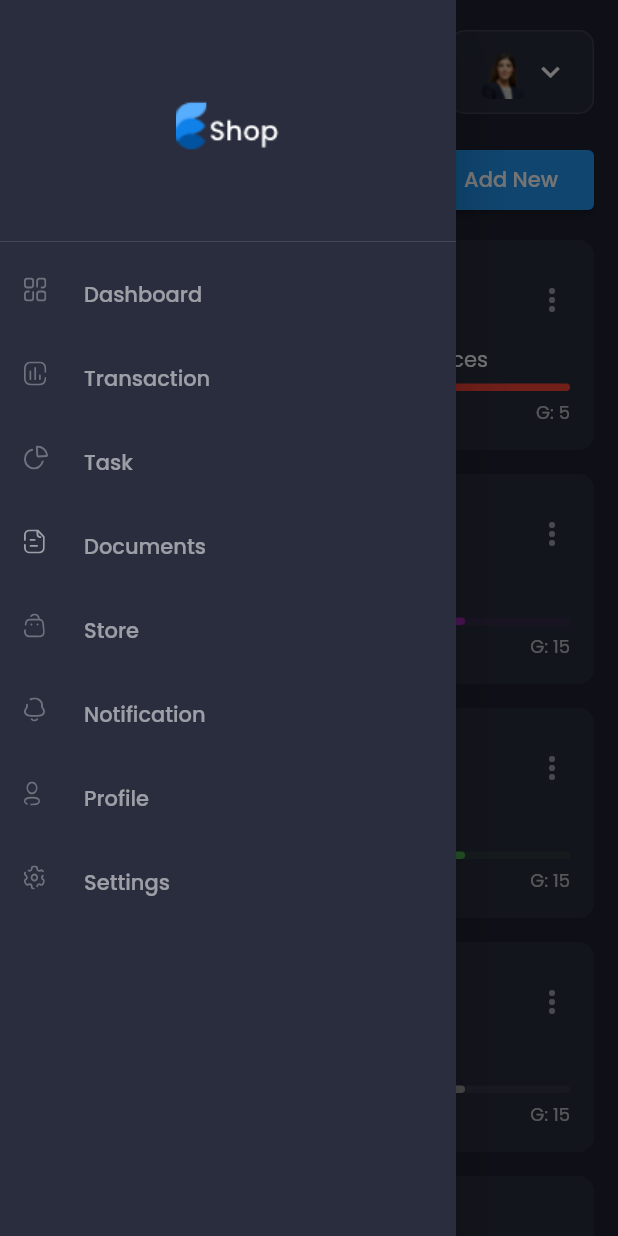
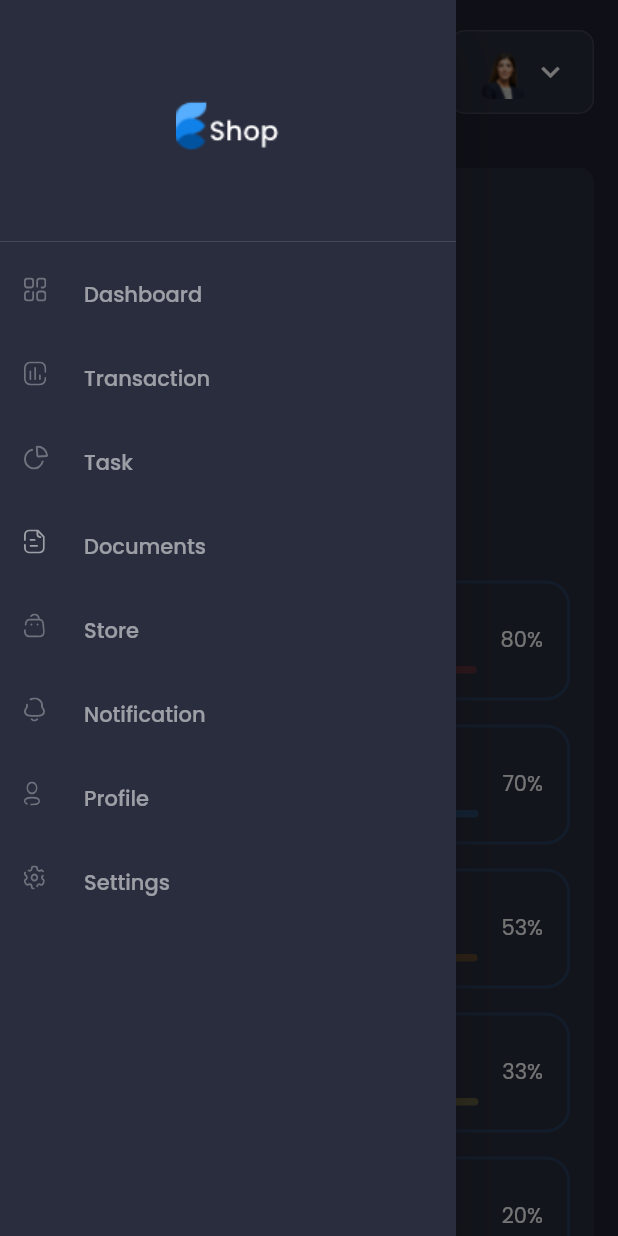
Before and after one commit to shanesblume13/sprint-metrics, a Flutter app: the screen it shows after launch, after a tap on the "menu" icon, on a phone screen of 412 x 824 dp. Run offline on Flutter 3.47's test engine with Material 2 defaults, Android fonts, the phone set to English and light mode, and no system bars; drawn by our look-alikes of fl_chart; our stand-ins replace data_table_2, flutter_svg, google_fonts.

Commit message:
- Updating weekly velocity components - Removing widgets from dashboard

```diff
--- a/lib/screens/dashboard/components/chart.dart
+++ /dev/null
@@ -1,79 +0,0 @@
-import 'package:fl_chart/fl_chart.dart';
-import 'package:flutter/material.dart';
-
-import '../../../constants.dart';
-
-class Chart extends StatelessWidget {
-  const Chart({
-    Key? key,
-  }) : super(key: key);
-
-  @override
-  Widget build(BuildContext context) {
-    return SizedBox(
-      height: 200,
-      child: Stack(
-        children: [
-          PieChart(
-            PieChartData(
-              sectionsSpace: 0,
-              centerSpaceRadius: 70,
-              startDegreeOffset: -90,
-              sections: paiChartSelectionDatas,
-            ),
-          ),
-          Positioned.fill(
-            child: Column(
-              mainAxisAlignment: MainAxisAlignment.center,
-              children: [
-                SizedBox(height: defaultPadding),
-                Text(
-                  "29.1",
-                  style: Theme.of(context).textTheme.headline4!.copyWith(
-                        color: Colors.white,
-                        fontWeight: FontWeight.w600,
-                        height: 0.5,
-                      ),
-                ),
-                Text("of 128GB")
-              ],
-            ),
-          ),
-        ],
-      ),
-    );
-  }
-}
-
-List<PieChartSectionData> paiChartSelectionDatas = [
-  PieChartSectionData(
-    color: primaryColor,
-    value: 25,
-    showTitle: false,
-    radius: 25,
-  ),
-  PieChartSectionData(
-    color: Color(0xFF26E5FF),
-    value: 20,
-    showTitle: false,
-    radius: 22,
-  ),
-  PieChartSectionData(
-    color: Color(0xFFFFCF26),
-    value: 10,
-    showTitle: false,
-    radius: 19,
-  ),
-  PieChartSectionData(
-    color: Color(0xFFEE2727),
-    value: 15,
-    showTitle: false,
-    radius: 16,
-  ),
-  PieChartSectionData(
-    color: primaryColor.withOpacity(0.1),
-    value: 25,
-    showTitle: false,
-    radius: 13,
-  ),
-];
--- a/lib/screens/dashboard/components/current_velocity_card.dart
+++ b/lib/screens/dashboard/components/current_velocity_card.dart
@@ -1,6 +1,5 @@
 import 'package:admin/models/TeamVelocityInfo.dart';
 import 'package:flutter/material.dart';
-import 'package:flutter_svg/flutter_svg.dart';
 
 import '../../../constants.dart';
 
@@ -58,14 +57,14 @@ class CurrentVelocityCard extends StatelessWidget {
             mainAxisAlignment: MainAxisAlignment.spaceBetween,
             children: [
               Text(
-                "V: ${info.velocity}",
+                '${info.velocity} / ${info.goal}',
                 style: Theme.of(context)
                     .textTheme
                     .caption!
                     .copyWith(color: Colors.white),
               ),
               Text(
-                'G: ${info.goal}',
+                "${infoToProgressPercent().toStringAsFixed(0)}%",
                 style: Theme.of(context)
                     .textTheme
                     .caption!
--- a/lib/screens/dashboard/components/storage_details.dart
+++ /dev/null
@@ -1,60 +0,0 @@
-import 'package:flutter/material.dart';
-
-import '../../../constants.dart';
-import 'chart.dart';
-import 'storage_info_card.dart';
-
-class StarageDetails extends StatelessWidget {
-  const StarageDetails({
-    Key? key,
-  }) : super(key: key);
-
-  @override
-  Widget build(BuildContext context) {
-    return Container(
-      padding: EdgeInsets.all(defaultPadding),
-      decoration: BoxDecoration(
-        color: secondaryColor,
-        borderRadius: const BorderRadius.all(Radius.circular(10)),
-      ),
-      child: Column(
-        crossAxisAlignment: CrossAxisAlignment.start,
-        children: [
-          Text(
-            "Storage Details",
-            style: TextStyle(
-              fontSize: 18,
-              fontWeight: FontWeight.w500,
-            ),
-          ),
-          SizedBox(height: defaultPadding),
-          Chart(),
-          StorageInfoCard(
-            svgSrc: "assets/icons/Documents.svg",
-            title: "Documents Files",
-            amountOfFiles: "1.3GB",
-            numOfFiles: 1328,
-          ),
-          StorageInfoCard(
-            svgSrc: "assets/icons/media.svg",
-            title: "Media Files",
-            amountOfFiles: "15.3GB",
-            numOfFiles: 1328,
-          ),
-          StorageInfoCard(
-            svgSrc: "assets/icons/folder.svg",
-            title: "Other Files",
-            amountOfFiles: "1.3GB",
-            numOfFiles: 1328,
-          ),
-          StorageInfoCard(
-            svgSrc: "assets/icons/unknown.svg",
-            title: "Unknown",
-            amountOfFiles: "1.3GB",
-            numOfFiles: 140,
-          ),
-        ],
-      ),
-    );
-  }
-}
--- a/lib/screens/dashboard/components/storage_info_card.dart
+++ /dev/null
@@ -1,63 +0,0 @@
-import 'package:flutter/material.dart';
-import 'package:flutter_svg/flutter_svg.dart';
-
-import '../../../constants.dart';
-
-class StorageInfoCard extends StatelessWidget {
-  const StorageInfoCard({
-    Key? key,
-    required this.title,
-    required this.svgSrc,
-    required this.amountOfFiles,
-    required this.numOfFiles,
-  }) : super(key: key);
-
-  final String title, svgSrc, amountOfFiles;
-  final int numOfFiles;
-
-  @override
-  Widget build(BuildContext context) {
-    return Container(
-      margin: EdgeInsets.only(top: defaultPadding),
-      padding: EdgeInsets.all(defaultPadding),
-      decoration: BoxDecoration(
-        border: Border.all(width: 2, color: primaryColor.withOpacity(0.15)),
-        borderRadius: const BorderRadius.all(
-          Radius.circular(defaultPadding),
-        ),
-      ),
-      child: Row(
-        children: [
-          SizedBox(
-            height: 20,
-            width: 20,
-            child: SvgPicture.asset(svgSrc),
-          ),
-          Expanded(
-            child: Padding(
-              padding: const EdgeInsets.symmetric(horizontal: defaultPadding),
-              child: Column(
-                crossAxisAlignment: CrossAxisAlignment.start,
-                children: [
-                  Text(
-                    title,
-                    maxLines: 1,
-                    overflow: TextOverflow.ellipsis,
-                  ),
-                  Text(
-                    "$numOfFiles Files",
-                    style: Theme.of(context)
-                        .textTheme
-                        .caption!
-                        .copyWith(color: Colors.white70),
-                  ),
-                ],
-              ),
-            ),
-          ),
-          Text(amountOfFiles)
-        ],
-      ),
-    );
-  }
-}
--- /dev/null
+++ b/lib/screens/dashboard/components/weekly_velocity.dart
@@ -0,0 +1,124 @@
+import 'package:admin/models/TeamVelocityInfo.dart';
+import 'package:flutter/material.dart';
+
+import '../../../constants.dart';
+import 'weekly_velocity_chart.dart';
+import 'weekly_velocity_card.dart';
+
+class WeeklyVelocity extends StatelessWidget {
+  const WeeklyVelocity({
+    Key? key,
+  }) : super(key: key);
+
+  @override
+  Widget build(BuildContext context) {
+    var sortedList = demoTeamVelocityInfo;
+    sortedList.sort((a, b) => ((b.velocity ?? 0) / (b.goal ?? 100))
+        .compareTo((a.velocity ?? 0) / (a.goal ?? 100)));
+
+    return Container(
+      padding: EdgeInsets.all(defaultPadding),
+      decoration: BoxDecoration(
+        color: secondaryColor,
+        borderRadius: const BorderRadius.all(Radius.circular(10)),
+      ),
+      child: Column(
+        crossAxisAlignment: CrossAxisAlignment.start,
+        children: [
+          Text(
+            "Weekly Velocity",
+            style: TextStyle(
+              fontSize: 18,
+              fontWeight: FontWeight.w500,
+            ),
+          ),
+          SizedBox(height: defaultPadding),
+          WeeklyVelocityChart(
+            teamVelocityInfoList: demoTeamVelocityInfo,
+          ),
+          Column(
+            children: getWeeklyVelocityCards(sortedList),
+          ),
+        ],
+      ),
+    );
+  }
+
+  List<WeeklyVelocityCard> getWeeklyVelocityCards(
+      List<TeamVelocityInfo> sortedList) {
+    List<WeeklyVelocityCard> test = [];
+
+    for (var item in sortedList) {
+      test.add(
+        WeeklyVelocityCard(
+          icon: item.icon ?? Icons.broken_image,
+          title: item.title ?? "",
+          goal: item.goal ?? 0,
+          velocity: item.velocity ?? 0,
+          color: item.color ?? Colors.white,
+        ),
+      );
+    }
+
+    return test;
+  }
+}
+
+List<TeamVelocityInfo> demoTeamVelocityInfo = [
+  TeamVelocityInfo(
+    title: "Mobile",
+    velocity: 1,
+    icon: Icons.phone_android,
+    goal: 3,
+    color: Colors.yellow,
+  ),
+  TeamVelocityInfo(
+    title: "Core Services",
+    velocity: 12,
+    icon: Icons.speed,
+    goal: 15,
+    color: Colors.red,
+  ),
+  TeamVelocityInfo(
+    title: "Enhancement",
+    velocity: 7,
+    icon: Icons.new_releases,
+    goal: 10,
+    color: Colors.blue,
+  ),
+  TeamVelocityInfo(
+    title: "Front End",
+    velocity: 3,
+    icon: Icons.code,
+    goal: 15,
+    color: Colors.purple,
+  ),
+  TeamVelocityInfo(
+    title: "EC",
+    velocity: 8,
+    icon: Icons.map,
+    goal: 15,
+    color: Colors.orange,
+  ),
+  TeamVelocityInfo(
+    title: "New Dev",
+    velocity: 2,
+    icon: Icons.science,
+    goal: 15,
+    color: Colors.green,
+  ),
+  TeamVelocityInfo(
+    title: "Design",
+    velocity: 2,
+    icon: Icons.design_services,
+    goal: 15,
+    color: Colors.pink,
+  ),
+  TeamVelocityInfo(
+    title: "No Team",
+    velocity: 2,
+    icon: Icons.person,
+    goal: 15,
+    color: Colors.white,
+  ),
+];
--- /dev/null
+++ b/lib/screens/dashboard/components/weekly_velocity_card.dart
@@ -0,0 +1,113 @@
+import 'package:flutter/material.dart';
+
+import '../../../constants.dart';
+
+class WeeklyVelocityCard extends StatelessWidget {
+  const WeeklyVelocityCard({
+    Key? key,
+    required this.title,
+    required this.icon,
+    required this.goal,
+    required this.velocity,
+    required this.color,
+  }) : super(key: key);
+
+  final String title;
+  final int goal, velocity;
+  final IconData icon;
+  final Color color;
+
+  @override
+  Widget build(BuildContext context) {
+    return Container(
+      margin: EdgeInsets.only(top: defaultPadding),
+      padding: EdgeInsets.all(defaultPadding),
+      decoration: BoxDecoration(
+        border: Border.all(width: 2, color: primaryColor.withOpacity(0.15)),
+        borderRadius: const BorderRadius.all(
+          Radius.circular(defaultPadding),
+        ),
+      ),
+      child: Row(
+        children: [
+          SizedBox(
+            height: 20,
+            width: 20,
+            child: Icon(
+              icon,
+              color: color,
+            ),
+          ),
+          Expanded(
+            child: Padding(
+              padding: const EdgeInsets.symmetric(horizontal: defaultPadding),
+              child: Column(
+                crossAxisAlignment: CrossAxisAlignment.start,
+                children: [
+                  Text(
+                    title,
+                    maxLines: 1,
+                    overflow: TextOverflow.ellipsis,
+                  ),
+                  Text(
+                    "$velocity / $goal",
+                    style: Theme.of(context)
+                        .textTheme
+                        .caption!
+                        .copyWith(color: Colors.white70),
+                  ),
+                  ProgressLine(
+                    color: color,
+                    percentage: calculatePercentage(),
+                  ),
+                ],
+              ),
+            ),
+          ),
+          Text('${calculatePercentage().toStringAsFixed(0)}%')
+        ],
+      ),
+    );
+  }
+
+  double calculatePercentage() {
+    return 100 * (velocity / goal);
+  }
+}
+
+class ProgressLine extends StatelessWidget {
+  const ProgressLine({
+    Key? key,
+    this.color = primaryColor,
+    required this.percentage,
+  }) : super(key: key);
+
+  final Color? color;
+  final double? percentage;
+
+  @override
+  Widget build(BuildContext context) {
+    return Stack(
+      children: [
+        Container(
+          width: double.infinity,
+          height: 5,
+          decoration: BoxDecoration(
+            color: color!.withOpacity(0.25),
+            borderRadius: BorderRadius.all(Radius.circular(10)),
+          ),
+        ),
+        LayoutBuilder(
+          builder: (context, constraints) => Container(
+            width: constraints.maxWidth * (percentage! / 100),
+            height: 5,
+            decoration: BoxDecoration(
+              color: color,
+              borderRadius: BorderRadius.all(Radius.circular(10)),
+            ),
+          ),
+        ),
+      ],
+    );
+  }
+}
--- /dev/null
+++ b/lib/screens/dashboard/components/weekly_velocity_chart.dart
@@ -0,0 +1,90 @@
+import 'dart:math';
+
+import 'package:admin/models/TeamVelocityInfo.dart';
+import 'package:fl_chart/fl_chart.dart';
+import 'package:flutter/material.dart';
+
+import '../../../constants.dart';
+
+class WeeklyVelocityChart extends StatelessWidget {
+  final List<TeamVelocityInfo> teamVelocityInfoList;
+
+  const WeeklyVelocityChart({
+    Key? key,
+    required this.teamVelocityInfoList,
+  }) : super(key: key);
+
+  @override
+  Widget build(BuildContext context) {
+    return SizedBox(
+      height: 200,
+      child: Stack(
+        children: [
+          PieChart(
+            PieChartData(
+              sectionsSpace: 0,
+              centerSpaceRadius: 70,
+              startDegreeOffset: -90,
+              sections: getPieChartSectionData(teamVelocityInfoList),
+            ),
+          ),
+          Positioned.fill(
+            child: Column(
+              mainAxisAlignment: MainAxisAlignment.center,
+              children: [
+                SizedBox(height: defaultPadding),
+                Text(
+                  calcTotalVelocity(teamVelocityInfoList).toString(),
+                  style: Theme.of(context).textTheme.headline4!.copyWith(
+                        color: Colors.white,
+                        fontWeight: FontWeight.w600,
+                        height: 0.5,
+                      ),
+                ),
+                Text("of 41")
+              ],
+            ),
+          ),
+        ],
+      ),
+    );
+  }
+}
+
+List<PieChartSectionData> getPieChartSectionData(
+    List<TeamVelocityInfo> teamVelocityInfoList) {
+  List<PieChartSectionData> pieChartSectionData = [];
+  for (var info in teamVelocityInfoList) {
+    pieChartSectionData.add(
+      PieChartSectionData(
+        color: info.color,
+        value: info.velocity?.toDouble() ?? 0,
+        showTitle: false,
+        radius: 20,
+      ),
+    );
+  }
+
+  pieChartSectionData.sort((a, b) => b.value.compareTo(a.value));
+
+  pieChartSectionData.add(
+    PieChartSectionData(
+      color: primaryColor.withOpacity(0.15),
+      value: max(41 - calcTotalVelocity(teamVelocityInfoList).toDouble(), 0),
+      showTitle: false,
+      radius: 5,
+    ),
+  );
+
+  return pieChartSectionData;
+}
+
+int calcTotalVelocity(List<TeamVelocityInfo> demoTeamVelocityInfo) {
+  int totalVelocity = 0;
+
+  for (var item in demoTeamVelocityInfo) {
+    totalVelocity += item.velocity ?? 0;
+  }
+
+  return totalVelocity;
+}
--- a/lib/screens/dashboard/dashboard_screen.dart
+++ b/lib/screens/dashboard/dashboard_screen.dart
@@ -6,7 +6,7 @@ import '../../constants.dart';
 import 'components/header.dart';
 
 import 'components/recent_files.dart';
-import 'components/storage_details.dart';
+import 'components/weekly_velocity.dart';
 
 class DashboardScreen extends StatelessWidget {
   @override
@@ -25,12 +25,12 @@ class DashboardScreen extends StatelessWidget {
                   flex: 5,
                   child: Column(
                     children: [
-                      CurrentVelocity(),
-                      SizedBox(height: defaultPadding),
-                      RecentFiles(),
+                      //CurrentVelocity(),
+                      //SizedBox(height: defaultPadding),
+                      //RecentFiles(),
                       if (Responsive.isMobile(context))
                         SizedBox(height: defaultPadding),
-                      if (Responsive.isMobile(context)) StarageDetails(),
+                      if (Responsive.isMobile(context)) WeeklyVelocity(),
                     ],
                   ),
                 ),
@@ -40,7 +40,7 @@ class DashboardScreen extends StatelessWidget {
                 if (!Responsive.isMobile(context))
                   Expanded(
                     flex: 2,
-                    child: StarageDetails(),
+                    child: WeeklyVelocity(),
                   ),
               ],
             )
```
Also changed, not shown: 1 other file.
